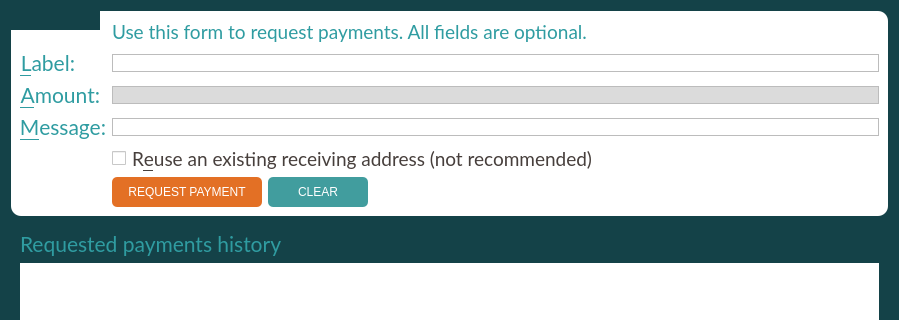
Qt form src/qt/forms/receivecoinsdialog.ui (ZiftrCOIN/ziftrcoin) before a commit; both pictures show x 0 to 899 and y 0 to 320 of the 899 by 915 pixel window.
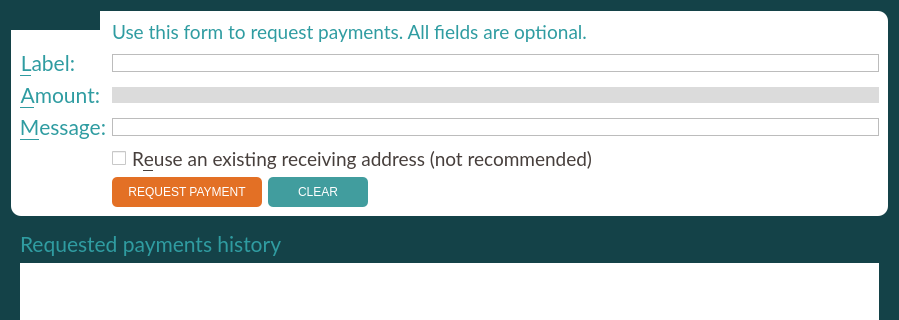
The same form after that commit. Icons and pictures are not drawn. Custom widgets are drawn as their Qt base class.

```diff
--- a/src/qt/forms/receivecoinsdialog.ui
+++ b/src/qt/forms/receivecoinsdialog.ui
@@ -250,7 +250,7 @@
            <string>An optional amount to request. Leave this empty or zero to not request a specific amount.</string>
           </property>
           <property name="styleSheet">
-           <string notr="true">border: 1px solid #bcbcbc; border-radius: 0;
+           <string notr="true">color: #000;
 
 background: #dbdbdb;</string>
           </property>
```
Left out of the diff: 210 changed lines with no effect on the pictures.
